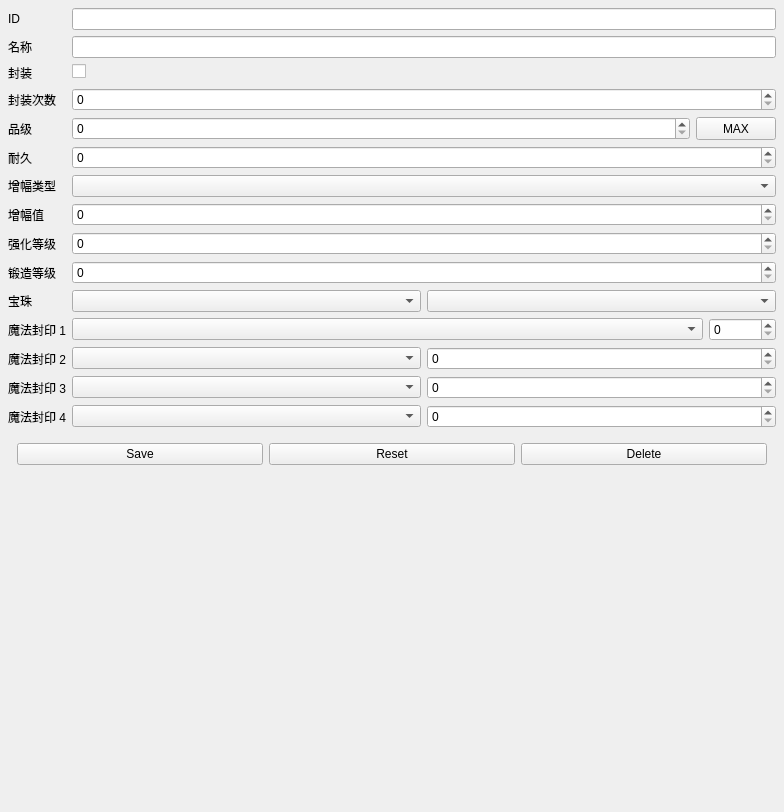
evrins/dnf-gm-tool, file ui/components/inventory/inventory_equipment_form.ui: the form before one commit.
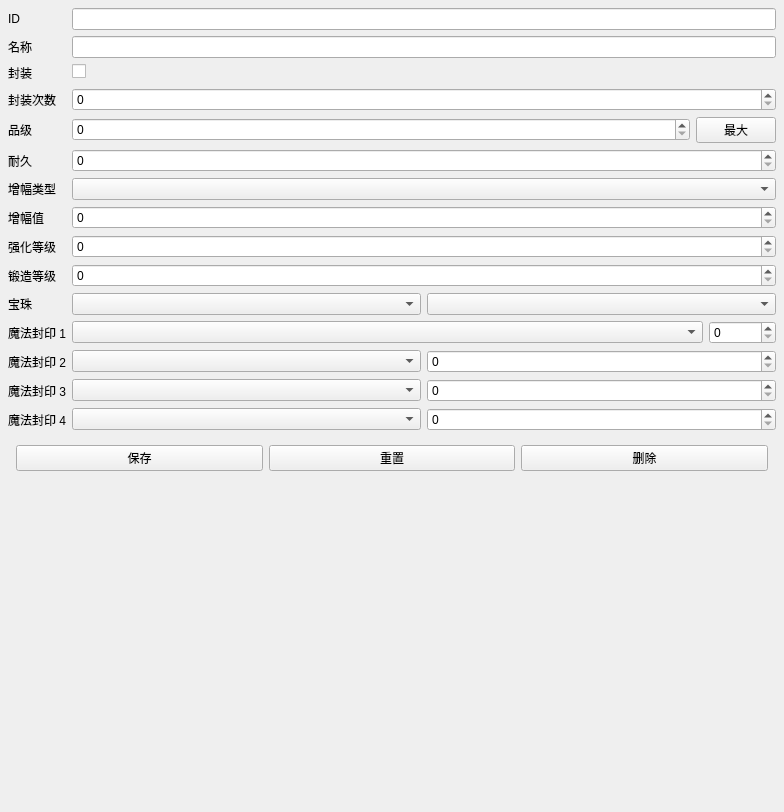
The form after the commit.

```diff
--- a/ui/components/inventory/inventory_equipment_form.ui
+++ b/ui/components/inventory/inventory_equipment_form.ui
@@ -389,24 +389,36 @@
    <item row="15" column="0" colspan="2">
     <widget class="QWidget" name="btn_group" native="true">
      <layout class="QHBoxLayout" name="horizontalLayout_7">
+      <property name="leftMargin">
+       <number>8</number>
+      </property>
+      <property name="topMargin">
+       <number>8</number>
+      </property>
+      <property name="rightMargin">
+       <number>8</number>
+      </property>
+      <property name="bottomMargin">
+       <number>8</number>
+      </property>
       <item>
        <widget class="QPushButton" name="save_btn">
         <property name="text">
-         <string>Save</string>
+         <string>保存</string>
         </property>
        </widget>
       </item>
       <item>
        <widget class="QPushButton" name="reset_btn">
         <property name="text">
-         <string>Reset</string>
+         <string>重置</string>
         </property>
        </widget>
       </item>
       <item>
        <widget class="QPushButton" name="delete_btn">
         <property name="text">
-         <string>Delete</string>
+         <string>删除</string>
         </property>
        </widget>
       </item>
@@ -453,7 +465,7 @@
          </sizepolicy>
         </property>
         <property name="text">
-         <string>MAX</string>
+         <string>最大</string>
         </property>
        </widget>
       </item>
```
